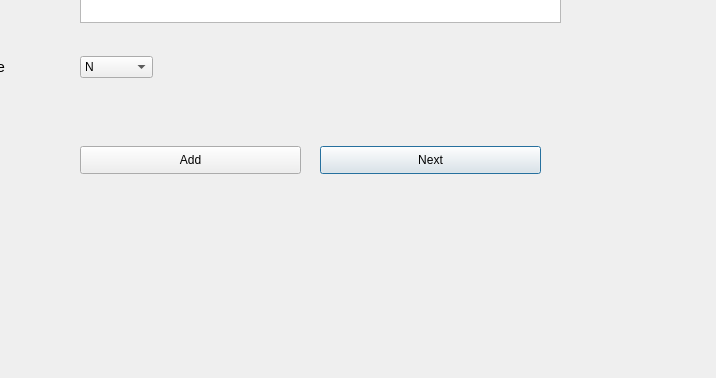
First picture: the form in registerPatient.ui, repository iMPERIAL18/sanidhya_dental_care, before the edit; both pictures show x 170 to 886 and y 374 to 752 of the 886 by 752 pixel window.
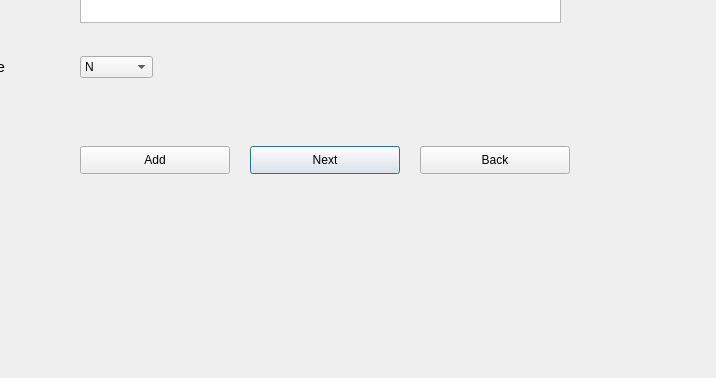
Second picture: the form after the edit.

Commit message: added home and back buttons in custom.ui, invoice.ui and  revenue.ui added checkbox in update.ui and to convert line edit to readonly and its reverse now on name phoneno, etc fields are read only

Patch:
```diff
--- a/registerPatient.ui
+++ b/registerPatient.ui
@@ -166,9 +166,9 @@
   <widget class="QPushButton" name="nextButton">
    <property name="geometry">
     <rect>
-     <x>490</x>
+     <x>420</x>
      <y>520</y>
-     <width>221</width>
+     <width>150</width>
      <height>28</height>
     </rect>
    </property>
@@ -181,7 +181,7 @@
     <rect>
      <x>250</x>
      <y>520</y>
-     <width>221</width>
+     <width>150</width>
      <height>28</height>
     </rect>
    </property>
@@ -189,6 +189,19 @@
     <string>Add</string>
    </property>
   </widget>
+  <widget class="QPushButton" name="backButton">
+   <property name="geometry">
+    <rect>
+     <x>590</x>
+     <y>520</y>
+     <width>150</width>
+     <height>28</height>
+    </rect>
+   </property>
+   <property name="text">
+    <string>Back</string>
+   </property>
+  </widget>
  </widget>
  <resources/>
  <connections/>
```
The commit also changes 5 other files.
